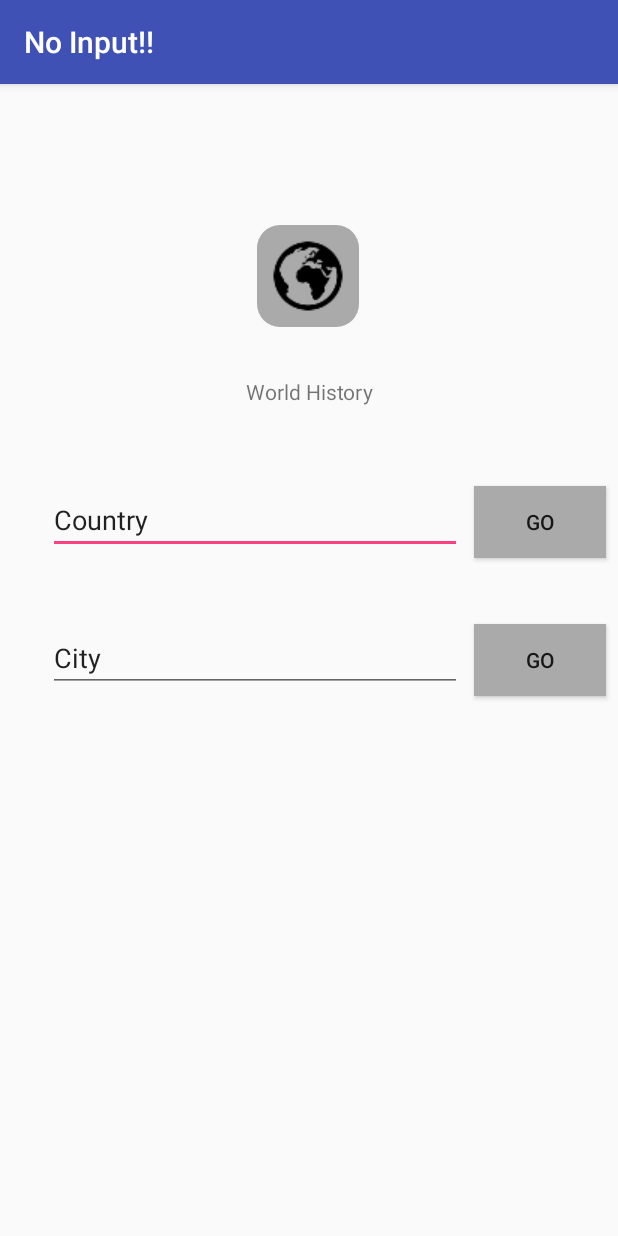
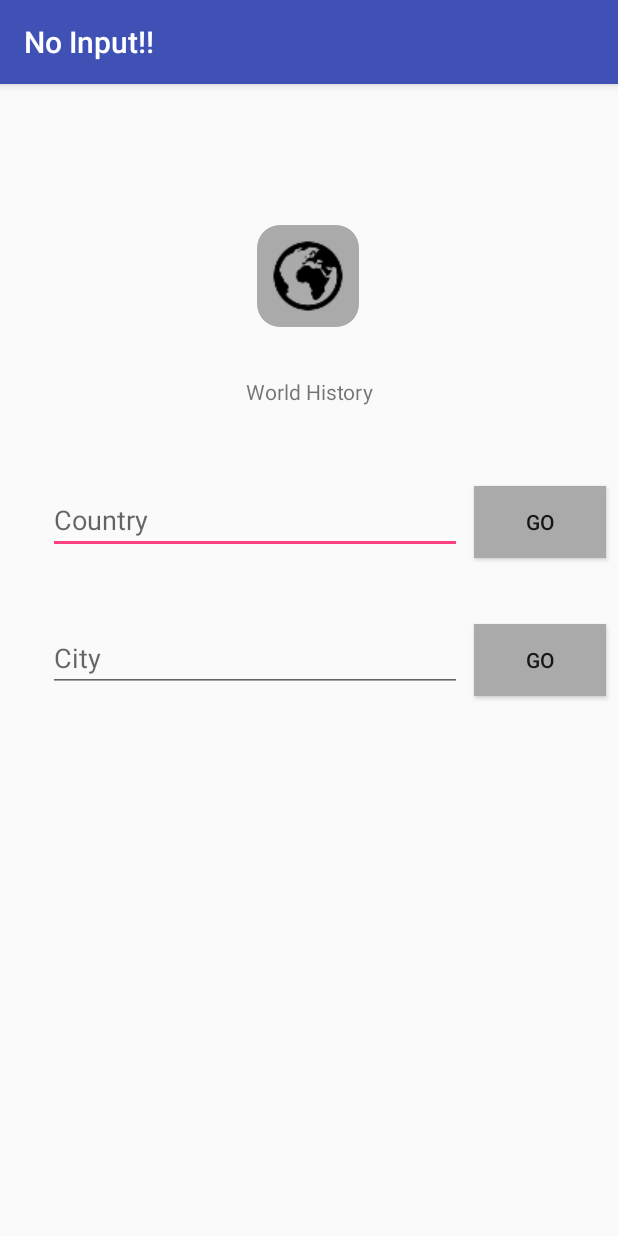
Before and after one commit to liquiddrop/Context, an Android app: the screen it shows after launch (AdditionActivity), on a phone screen of 412 x 824 dp. Run offline under Robolectric (Android 15) with nearby library versions, the phone set to English and light mode, and no system bars.

Commit message:
Update text box input on activity main to make the text a hint instead of text you need to replace.
Signed-off-by: liquiddrop <zeroliquiddrop@gmail.com>

```diff
--- a/app/src/main/res/layout/activity_main.xml
+++ b/app/src/main/res/layout/activity_main.xml
@@ -40,7 +40,9 @@
         android:layout_marginTop="8dp"
         android:ems="10"
         android:inputType="textPersonName"
-        android:text="Country"
+        android:hint="Country"
+        android:maxLines="1"
+        android:lines="1"
         app:layout_constraintBottom_toBottomOf="parent"
         app:layout_constraintEnd_toStartOf="@+id/button3"
         app:layout_constraintHorizontal_bias="0.5"
@@ -56,7 +58,9 @@
         android:layout_marginStart="32dp"
         android:ems="10"
         android:inputType="textPersonName"
-        android:text="City"
+        android:hint="City"
+        android:maxLines="1"
+        android:lines="1"
         app:layout_constraintBottom_toBottomOf="parent"
         app:layout_constraintEnd_toStartOf="@+id/button4"
         app:layout_constraintHorizontal_bias="0.5"
```
